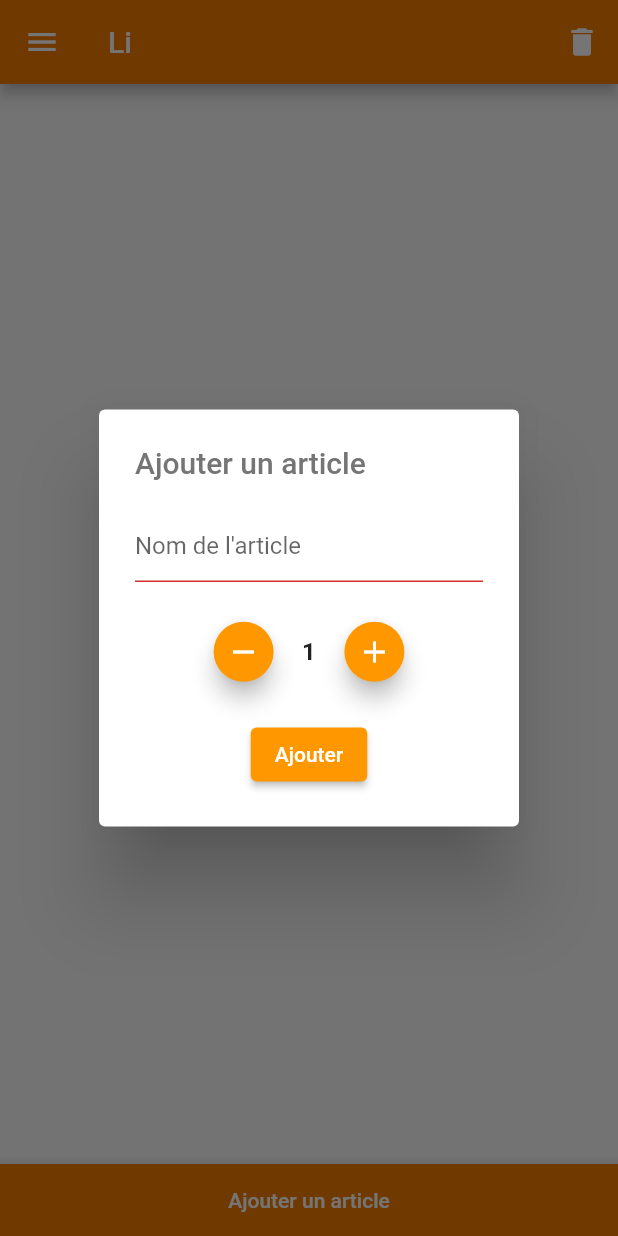
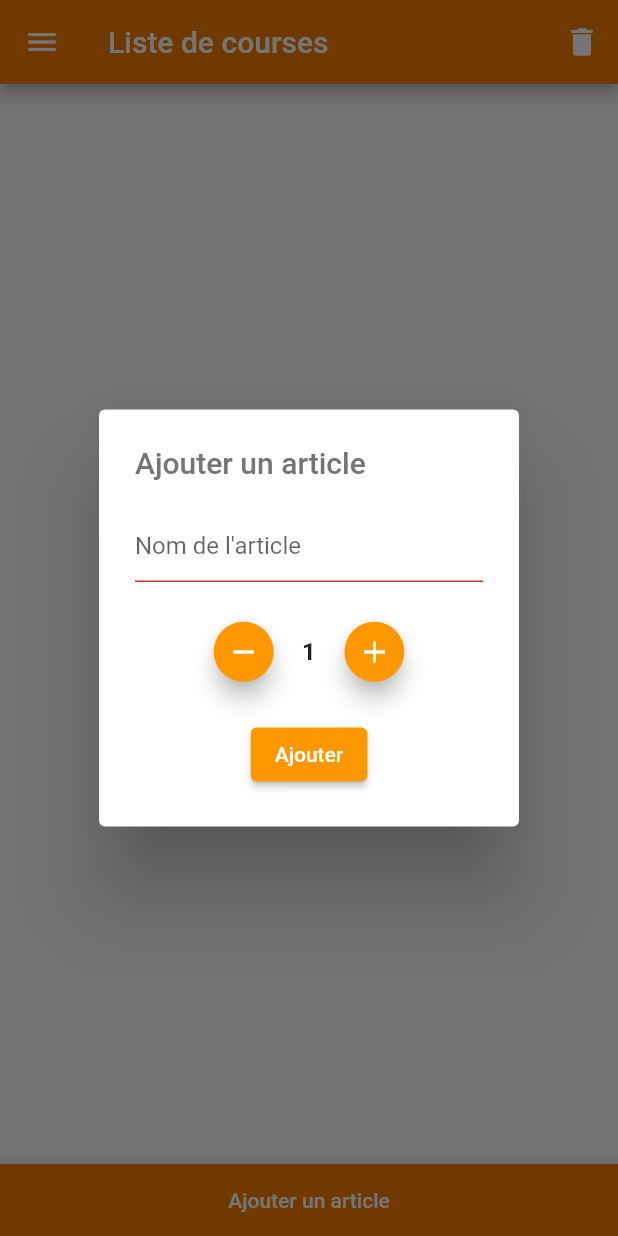
Before and after one commit to ShakaFT/mathiflo, a Flutter app: the screen it shows after launch, after a tap on "Ajouter un article", on a phone screen of 412 x 824 dp. Run offline on Flutter 3.47's test engine with Material 2 defaults, Android fonts, the phone set to English and light mode, and no system bars; our stand-ins replace flutter_hooks, state_notifier; missing offline and left inert: flutter_state_notifier; network calls fail.

Commit message:
fix: fix bugs

```diff
--- a/mobileApp/lib/network/groceries.dart
+++ b/mobileApp/lib/network/groceries.dart
@@ -14,9 +14,13 @@ Future<List<Item>?> getNetworkGroceries() async {
   if (response.statusCode < 200 && response.statusCode > 299) {
     return null;
   }
+  final decodedPayload = json.decode(response.body)["groceriesList"];
 
-  final Map<String, dynamic> decodedPayload = json.decode(response.body);
-  return decodedPayload["groceriesList"];
+  final groceriesList = <Item>[];
+  for (final element in decodedPayload) {
+    groceriesList.add(Item(element["name"], element["quantity"]));
+  }
+  return groceriesList;
 }
 
 Future<bool> updateNetworkGroceries(List<Item> groceriesList) async {
@@ -24,8 +28,12 @@ Future<bool> updateNetworkGroceries(List<Item> groceriesList) async {
     '$urlGroceries/groceries/update',
   )!;
 
-  final payload = jsonEncode({'groceriesList': groceriesList});
-  final response = await http.post(uri, body: payload);
+  final payload = [];
+  for (final item in groceriesList) {
+    payload.add({"name": item.name, "quantity": item.quantity});
+  }
+  final encodedPayload = jsonEncode({'groceriesList': payload});
+  final response = await http.post(uri, body: encodedPayload);
 
   return response.statusCode < 200 && response.statusCode > 299;
 }
--- a/mobileApp/lib/views/Groceries/widgets/list_item_widget.dart
+++ b/mobileApp/lib/views/Groceries/widgets/list_item_widget.dart
@@ -20,7 +20,15 @@ class ListItemWidget extends HookWidget {
         builder: (context, items, _) => RefreshIndicator(
           onRefresh: _refresh,
           child: list.isEmpty
-              ? const Center(child: Text("La liste de course est vide..."))
+              ? Stack(
+                  alignment: Alignment.center,
+                  children: [
+                    const Text("La liste de course est vide"),
+                    ListView(
+                      physics: const AlwaysScrollableScrollPhysics(),
+                    ),
+                  ],
+                )
               : ListView.builder(
                   itemCount: items.length,
                   itemBuilder: (context, index) => Card(
--- a/mobileApp/lib/widgets/bar.dart
+++ b/mobileApp/lib/widgets/bar.dart
@@ -2,7 +2,7 @@ import 'package:flutter/material.dart';
 import 'package:mathiflo/constants.dart';
 
 appBar(String title, {List<Widget> icons = const []}) => AppBar(
-      title: Text("Li", style: TextStyle(color: textColor)),
+      title: Text(title, style: TextStyle(color: textColor)),
       backgroundColor: mainColor,
       iconTheme: IconThemeData(color: textColor),
       actions: icons,
```
Also changed, not shown: 1 other file.
